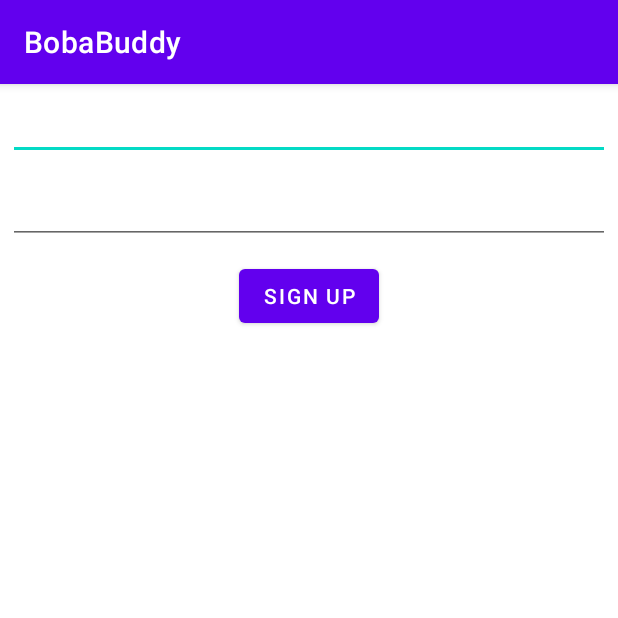
After one commit to lmsiu/Boba-Buddy, an Android app: the SignUpActivity screen opened directly, with no data from a screen before it, on a phone screen of 412 x 824 dp, the top half of it. The commit adds this screen. Run offline under Robolectric (Android 15) with nearby library versions, the phone set to English and light mode, and no system bars.

Commit message:
Added sign up activity, changed profile to my profile, and added a profile for other's profiles to show on home feed

```diff
--- a/app/src/main/AndroidManifest.xml
+++ b/app/src/main/AndroidManifest.xml
@@ -9,6 +9,7 @@
         android:roundIcon="@mipmap/ic_launcher_round"
         android:supportsRtl="true"
         android:theme="@style/Theme.BobaBuddy">
+        <activity android:name=".SignUpActivity"></activity>
         <activity android:name=".LoginActivity">
             <intent-filter>
                 <action android:name="android.intent.action.MAIN" />
@@ -16,8 +17,7 @@
                 <category android:name="android.intent.category.LAUNCHER" />
             </intent-filter>
         </activity>
-        <activity android:name=".MainActivity">
-        </activity>
+        <activity android:name=".MainActivity"></activity>
     </application>
 
 </manifest>
--- /dev/null
+++ b/app/src/main/java/Profile.java
@@ -0,0 +1,2 @@
+public class Profile {
+}
--- /dev/null
+++ b/app/src/main/java/com/example/bobabuddy/SignUpActivity.java
@@ -0,0 +1,35 @@
+package com.example.bobabuddy;
+
+import androidx.appcompat.app.AppCompatActivity;
+
+import android.content.Intent;
+import android.os.Bundle;
+import android.view.View;
+import android.widget.Button;
+
+public class SignUpActivity extends AppCompatActivity {
+
+    Button signupbtn;
+
+    @Override
+    protected void onCreate(Bundle savedInstanceState) {
+        super.onCreate(savedInstanceState);
+        setContentView(R.layout.activity_sign_up);
+
+        signupbtn = findViewById(R.id.btnNewSignup);
+
+        signupbtn.setOnClickListener(new View.OnClickListener() {
+            @Override
+            public void onClick(View v) {
+                goMainActivity();
+            }
+        });
+    }
+
+    //Move to main activity screen
+    private void goMainActivity() {
+        Intent i = new Intent(this, MainActivity.class);
+        startActivity(i);
+        finish();
+    }
+}
--- /dev/null
+++ b/app/src/main/res/layout/activity_sign_up.xml
@@ -0,0 +1,41 @@
+<?xml version="1.0" encoding="utf-8"?>
+<RelativeLayout xmlns:android="http://schemas.android.com/apk/res/android"
+    xmlns:app="http://schemas.android.com/apk/res-auto"
+    xmlns:tools="http://schemas.android.com/tools"
+    android:layout_width="match_parent"
+    android:layout_height="match_parent"
+    tools:context=".SignUpActivity">
+
+    <EditText
+        android:id="@+id/etNewUsername"
+        android:layout_width="match_parent"
+        android:layout_height="wrap_content"
+        android:layout_margin="5dp"
+        android:ems="10"
+        android:inputType="textPersonName"
+        tools:text="Username" />
+
+    <EditText
+        android:id="@+id/etNewPassword"
+        android:layout_width="match_parent"
+        android:layout_height="wrap_content"
+        android:layout_below="@+id/etNewUsername"
+        android:layout_alignParentBottom="false"
+        android:layout_marginStart="5dp"
+        android:layout_marginTop="5dp"
+        android:layout_marginEnd="5dp"
+        android:layout_marginBottom="5dp"
+        android:ems="10"
+        android:inputType="textPassword"
+        tools:text="Password" />
+
+    <Button
+        android:id="@+id/btnNewSignup"
+        android:layout_width="wrap_content"
+        android:layout_height="wrap_content"
+        android:layout_below="@+id/etNewPassword"
+        android:layout_alignParentEnd="true"
+        android:layout_marginTop="5dp"
+        android:layout_marginEnd="159dp"
+        android:text="Sign Up" />
+</RelativeLayout>
--- a/app/src/main/res/layout/fragment_profile.xml
+++ b/app/src/main/res/layout/fragment_myprofile.xml
@@ -5,7 +5,7 @@
     android:layout_width="match_parent"
     android:layout_height="match_parent"
     android:orientation="vertical"
-    tools:context=".fragments.ProfileFragment">
+    tools:context=".fragments.MyProfileFragment">
 
     <Button
         android:id="@+id/btnLogout"
--- a/app/src/main/res/menu/menu_bottom_navigation.xml
+++ b/app/src/main/res/menu/menu_bottom_navigation.xml
@@ -8,8 +8,8 @@
         android:title="Home"
         app:showAsAction="always" />
     <item
-        android:id="@+id/profileitem"
+        android:id="@+id/myprofileitem"
         android:icon="@drawable/ic_baseline_perm_identity_24"
-        android:title="Profile"
+        android:title="My Profile"
         app:showAsAction="always" />
 </menu>
```
Also changed, not shown: app/src/main/java/com/example/bobabuddy/LoginActivity.java (+18 -1 lines), app/src/main/java/com/example/bobabuddy/MainActivity.java (+3 -6 lines), app/src/main/java/com/example/bobabuddy/fragments/MyProfileFragment.java (renamed from app/src/main/java/com/example/bobabuddy/fragments/ProfileFragment.java, +12 -4 lines).
